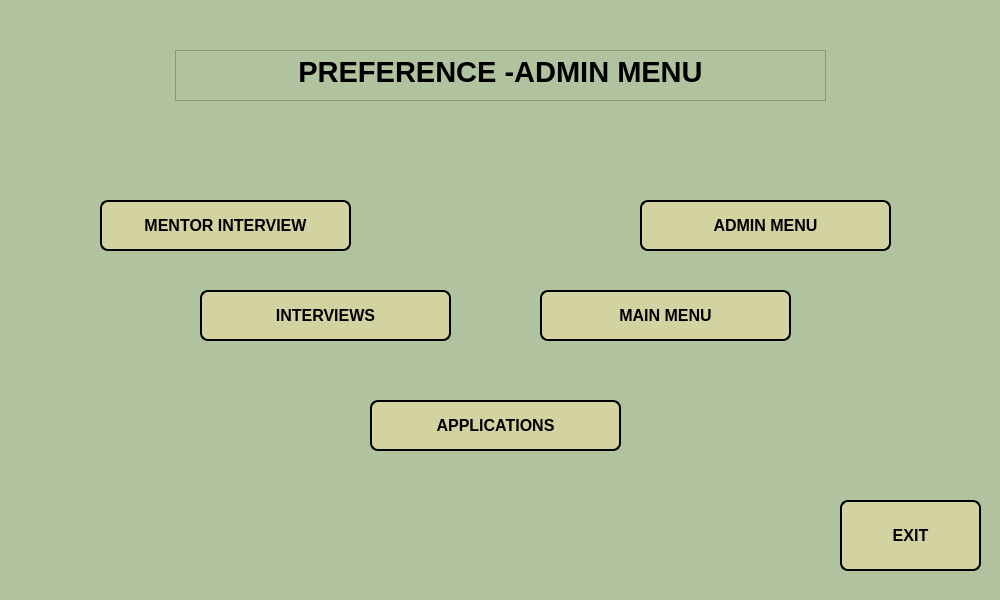
werhereitacademy/Python-Module-Week7, file UIs/pre_adminmenu.ui: the form before one commit.
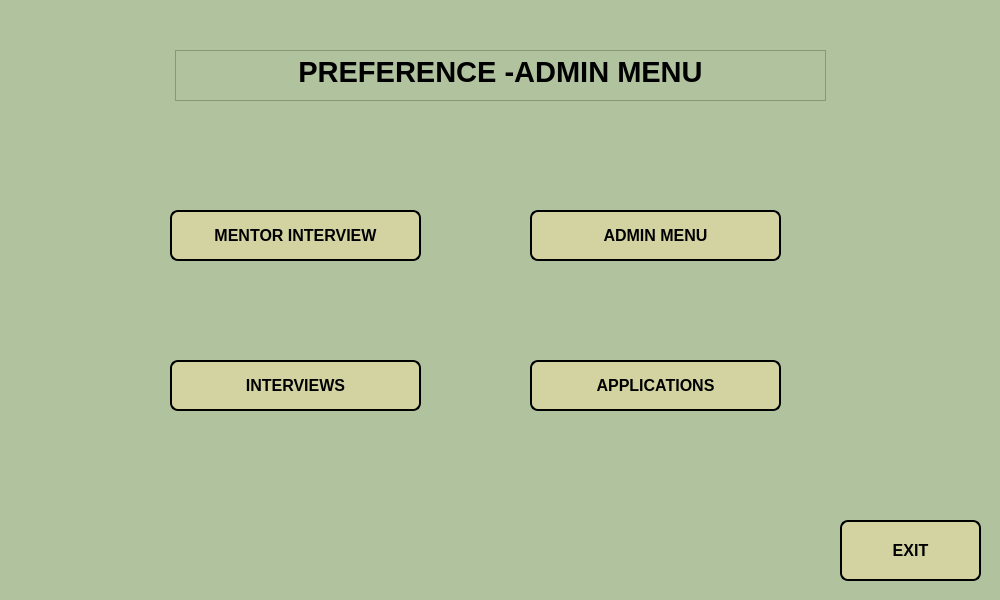
The form after the commit.

The edit to the form file:
```diff
--- a/UIs/pre_adminmenu.ui
+++ b/UIs/pre_adminmenu.ui
@@ -37,8 +37,8 @@
   <widget class="QPushButton" name="pushButton_adminmenu">
    <property name="geometry">
     <rect>
-     <x>640</x>
-     <y>200</y>
+     <x>530</x>
+     <y>210</y>
      <width>251</width>
      <height>51</height>
     </rect>
@@ -72,8 +72,8 @@
   <widget class="QPushButton" name="pushButton_interview">
    <property name="geometry">
     <rect>
-     <x>200</x>
-     <y>290</y>
+     <x>170</x>
+     <y>360</y>
      <width>251</width>
      <height>51</height>
     </rect>
@@ -107,8 +107,8 @@
   <widget class="QPushButton" name="pushButton_applications">
    <property name="geometry">
     <rect>
-     <x>370</x>
-     <y>400</y>
+     <x>530</x>
+     <y>360</y>
      <width>251</width>
      <height>51</height>
     </rect>
@@ -139,46 +139,11 @@
     <string>APPLICATIONS</string>
    </property>
   </widget>
-  <widget class="QPushButton" name="pushButton_mainmenu">
-   <property name="geometry">
-    <rect>
-     <x>540</x>
-     <y>290</y>
-     <width>251</width>
-     <height>51</height>
-    </rect>
-   </property>
-   <property name="autoFillBackground">
-    <bool>false</bool>
-   </property>
-   <property name="styleSheet">
-    <string notr="true">
-QPushButton {
-    font-size: 16px;
-    font-weight: bold;
-    font-family: Arial;
-    color: black; /* Siyah yazı rengi */
-    background-color: #d3d3a1; /* Sarıya yakın gri arka plan rengi */
-    border-radius: 8px; /* Köşe yuvarlama */
-    padding: 8px; /* Küçük padding */
-    border: 2px solid black; /* İnce siyah çerçeve */
-    
-}
-
-QPushButton:hover {
-    background-color: #b0b072; /* Hover durumunda daha koyu sarımsı gri */
-    /* Hover durumunda gölgeyi değiştirmek için */
-}</string>
-   </property>
-   <property name="text">
-    <string>MAIN MENU</string>
-   </property>
-  </widget>
   <widget class="QPushButton" name="pushButton_mentor">
    <property name="geometry">
     <rect>
-     <x>100</x>
-     <y>200</y>
+     <x>170</x>
+     <y>210</y>
      <width>251</width>
      <height>51</height>
     </rect>
@@ -213,9 +178,9 @@
    <property name="geometry">
     <rect>
      <x>840</x>
-     <y>500</y>
+     <y>520</y>
      <width>141</width>
-     <height>71</height>
+     <height>61</height>
     </rect>
    </property>
    <property name="autoFillBackground">
```
